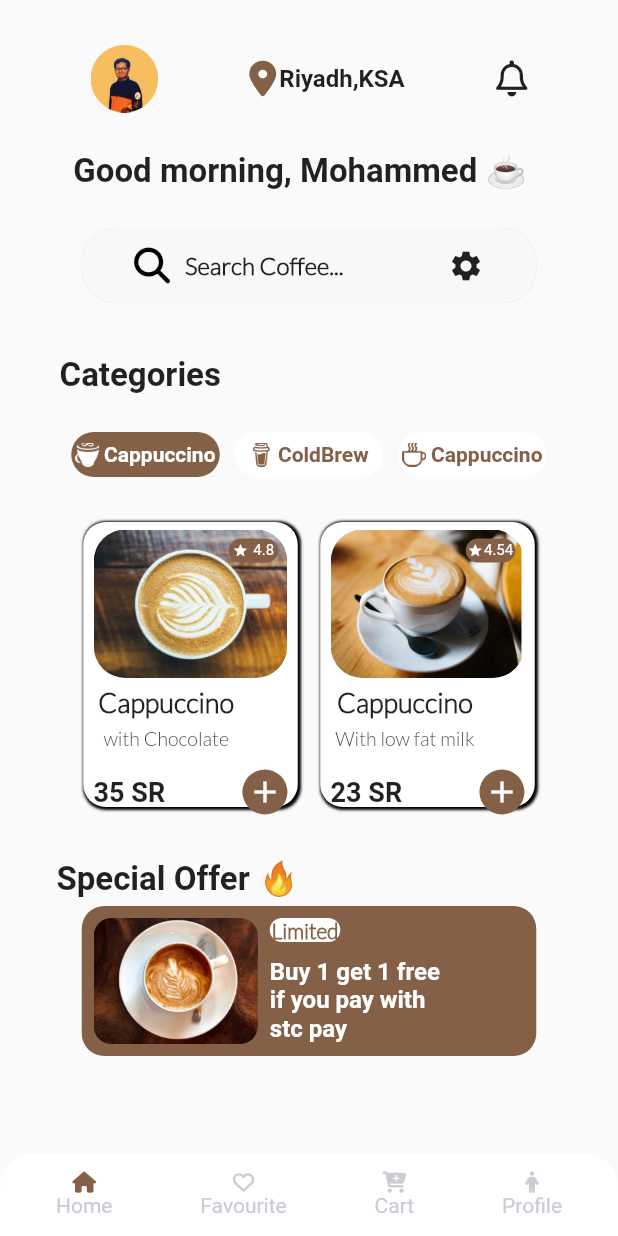
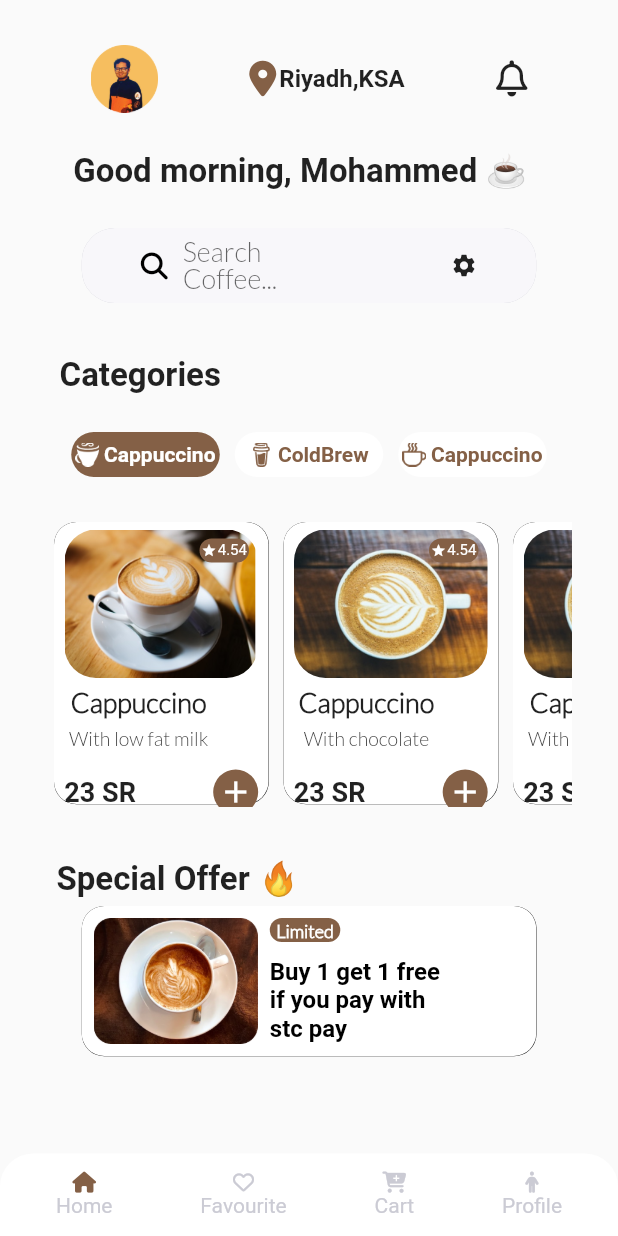
Before and after one commit to Abuqami/CoffeeApp, a Flutter app: the Home screen opened directly, on a phone screen of 412 x 824 dp. Run offline on Flutter 3.47's test engine with Material 2 defaults, Android fonts, the phone set to English and light mode, and no system bars; our stand-ins replace font_awesome_flutter, get; Roboto replaces fonts that are missing (Lato-Bold, Latu).

Commit message:
just to backup

```diff
--- /dev/null
+++ b/lib/Experi.dart
@@ -0,0 +1,27 @@
+import 'package:flutter/material.dart';
+
+
+
+
+class exper extends StatelessWidget {
+  const exper({Key? key}) : super(key: key);
+
+  @override
+  Widget build(BuildContext context) {
+    return Scaffold(
+
+      body: Center(
+        child: TextField(
+          style: TextStyle(fontSize: 18,fontFamily: 'Lato',),
+          decoration: InputDecoration(
+            border: InputBorder.none,
+            floatingLabelBehavior: FloatingLabelBehavior.never,
+            disabledBorder: InputBorder.none,
+            filled: false,
+            label: Text("Search Coffee...",style: TextStyle(fontSize: 18),),
+          ),
+        ),
+      ),
+    );
+  }
+}
--- a/lib/Home.dart
+++ b/lib/Home.dart
@@ -20,6 +20,7 @@ class _HomeState extends State<Home> {
   bool expresso = false;
   Widget build(BuildContext context) {
     return Scaffold(
+      resizeToAvoidBottomInset: false,
       bottomNavigationBar: Container(
         height: 55,
         decoration: BoxDecoration(
@@ -169,7 +170,8 @@ class _HomeState extends State<Home> {
                         BoxShadow(
                           color: Color(0xFFCBCBD4),
                         ),
-                        ]),
+                      ],
+                    ),
                     child: Row(
                       mainAxisAlignment: MainAxisAlignment.spaceAround,
                       children: [
@@ -178,20 +180,29 @@ class _HomeState extends State<Home> {
                             FaIcon(
                               FontAwesomeIcons.search,
                               color: Colors.black,
+                              size: 18,
                             ),
                             SizedBox(
                               width: 10,
                             ),
-                            Text(
-                              'Search Coffee...',
-                              style: TextStyle(
-                                  fontFamily: 'Lato',
-                                  fontWeight: FontWeight.bold,
-                                  fontSize: 16),
+
+                            Container(
+                              width: 100,
+                              height: 35,
+                              child: TextField(
+                                style: TextStyle(fontSize: 18,fontFamily: 'Lato',),
+                                decoration: InputDecoration(
+                                  border: InputBorder.none,
+                                  floatingLabelBehavior: FloatingLabelBehavior.never,
+                                  disabledBorder: InputBorder.none,
+                                  filled: false,
+                                  label: Text("Search Coffee...",style: TextStyle(fontSize: 18),),
+                                ),
+                              ),
                             ),
                           ],
                         ),
-                        Icon(Icons.settings),
+                        Icon(Icons.settings,size: 18,),
                       ],
                     ),
                   ),
@@ -225,12 +236,11 @@ class _HomeState extends State<Home> {
                             capp == false ? Color(0xFF846046) : Colors.white,
                         ontap: () {
                           setState(() {
-                            if(coldBrew == true || expresso == true){
-                              coldBrew=false;
+                            if (coldBrew == true || expresso == true) {
+                              coldBrew = false;
                               expresso = false;
-                              capp=true;
+                              capp = true;
                             }
-
                           });
                         },
                       ),
@@ -240,19 +250,21 @@ class _HomeState extends State<Home> {
                       Coffee_Category(
                         categoryImage: 'coldbrew.png',
                         CategoryName: 'ColdBrew',
-                        containerColor: coldBrew == true? Color(0xFF846046) : Colors.white,
-                        textColor: coldBrew == true? Colors.white:Color(0xFF846046),
-                        ImageColor: coldBrew == true? Colors.white:Color(0xFF846046),
+                        containerColor:
+                            coldBrew == true ? Color(0xFF846046) : Colors.white,
+                        textColor:
+                            coldBrew == true ? Colors.white : Color(0xFF846046),
+                        ImageColor:
+                            coldBrew == true ? Colors.white : Color(0xFF846046),
                         ontap: () {
                           setState(
                             () {
                               //capp == true? capp=false:coldBrew=true;
-                              if(capp == true || expresso==true){
-                                capp=false;
-                                expresso =false;
-                                coldBrew=true;
+                              if (capp == true || expresso == true) {
+                                capp = false;
+                                expresso = false;
+                                coldBrew = true;
                               }
-
                             },
                           );
                         },
@@ -263,16 +275,18 @@ class _HomeState extends State<Home> {
                       Coffee_Category(
                         categoryImage: 'Espresso.png',
                         CategoryName: 'Cappuccino',
-                        containerColor: expresso == true? Color(0xFF846046):Colors.white,
-                        textColor: expresso == true? Colors.white:Color(0xFF846046),
-                        ImageColor: expresso == true? Colors.white:Color(0xFF846046),
-                        ontap: (){
-                          setState((){
-                            if(capp ==true || coldBrew == true)
-                            {
-                              capp= false;
-                              coldBrew= false;
-                              expresso= true;
+                        containerColor:
+                            expresso == true ? Color(0xFF846046) : Colors.white,
+                        textColor:
+                            expresso == true ? Colors.white : Color(0xFF846046),
+                        ImageColor:
+                            expresso == true ? Colors.white : Color(0xFF846046),
+                        ontap: () {
+                          setState(() {
+                            if (capp == true || coldBrew == true) {
+                              capp = false;
+                              coldBrew = false;
+                              expresso = true;
                             }
                           });
                         },
@@ -282,25 +296,47 @@ class _HomeState extends State<Home> {
                   SizedBox(
                     height: 30,
                   ),
-                  Row(
-                    mainAxisAlignment: MainAxisAlignment.center,
+                  Center(
+                    child: SizedBox(
+                      height: 190,
+                      width: 350,
+                      child: ListView(
+                        scrollDirection: Axis.horizontal,
+                        padding: EdgeInsets.only(bottom: 2),
                         children: [
-                      CoffeeCard(
-                        cardimagename: 'Cup',
-                        orderdescription: 'with Chocolate',
-                        rate: 4.8,
-                        price: 35,
-                      ),
-                      SizedBox(
-                        width: 15,
-                      ),
                           CoffeeCard(
                             cardimagename: 'Cappuccino2',
                             orderdescription: 'With low fat milk',
                             rate: 4.54,
                             price: 23,
                           ),
+                          CoffeeCard(
+                            cardimagename: 'Cup',
+                            orderdescription: 'With chocolate',
+                            rate: 4.54,
+                            price: 23,
+                          ),
+                          CoffeeCard(
+                            cardimagename: 'Cup',
+                            orderdescription: 'With low fat milk',
+                            rate: 4.54,
+                            price: 23,
+                          ),
+                          CoffeeCard(
+                            cardimagename: 'Cup',
+                            orderdescription: 'With low fat milk',
+                            rate: 4.54,
+                            price: 23,
+                          ),
+                          CoffeeCard(
+                            cardimagename: 'Cup',
+                            orderdescription: 'With low fat milk',
+                            rate: 4.54,
+                            price: 23,
+                          ),
                         ],
+                      ),
+                    ),
                   ),
                   SizedBox(
                     height: 35,
@@ -323,7 +359,17 @@ class _HomeState extends State<Home> {
                     height: 100,
                     decoration: BoxDecoration(
                         borderRadius: BorderRadius.circular(15),
-                        color: Color(0xFF846046)),
+                        color: Colors.white,
+                        boxShadow: [
+                          BoxShadow(
+                            // soften the shadow
+                            spreadRadius: 0.1, //extend the shadow
+                            offset: Offset(
+                              0.1, // Move to right 5  horizontally
+                              0.1, // Move to bottom 5 Vertically
+                            ),
+                          ),
+                        ]),
                     child: Row(
                       children: [
                         Padding(
@@ -340,15 +386,17 @@ class _HomeState extends State<Home> {
                               height: 16,
                               width: 47,
                               decoration: BoxDecoration(
-                                  color: Colors.white,
+                                  color: Color(0xFF846046),
                                   borderRadius: BorderRadius.circular(22)),
                               child: Center(
                                 child: Text(
                                   "Limited",
                                   style: TextStyle(
                                     fontFamily: 'lato',
-                                      color: Color(0xFF846046),
-                                      fontWeight: FontWeight.bold),
+                                    color: Colors.white,
+                                    fontSize: 12,
+                                    fontWeight: FontWeight.bold,
+                                  ),
                                 ),
                               ),
                             ),
@@ -358,7 +406,7 @@ class _HomeState extends State<Home> {
                             Text(
                               "Buy 1 get 1 free\nif you pay with\nstc pay",
                               style: TextStyle(
-                                  color: Colors.white,
+                                  color: Colors.black,
                                   fontWeight: FontWeight.bold,
                                   fontFamily: 'Lato-Bold',
                                   fontSize: 16),
@@ -448,16 +496,17 @@ class CoffeeCard extends StatelessWidget {
     return Container(
       height: 190,
       width: 143,
+      margin: EdgeInsets.symmetric(horizontal: 5),
       decoration: BoxDecoration(
           borderRadius: BorderRadius.circular(15),
           color: Colors.white,
           boxShadow: [
             BoxShadow(
-              blurRadius: 0.8, // soften the shadow
-              spreadRadius: 0.9, //extend the shadow
+              // soften the shadow
+              spreadRadius: 0.1, //extend the shadow
               offset: Offset(
-                0.8, // Move to right 5  horizontally
-                0.8, // Move to bottom 5 Vertically
+                0.1, // Move to right 5  horizontally
+                0.1, // Move to bottom 5 Vertically
               ),
             ),
           ]),
@@ -574,6 +623,9 @@ class CoffeeCard extends StatelessWidget {
               ),
             ],
           ),
+          SizedBox(
+            width: 15,
+          ),
         ],
       ),
     );
--- a/lib/main.dart
+++ b/lib/main.dart
@@ -1,3 +1,4 @@
+import 'package:coffee/Experi.dart';
 import 'package:coffee/Home.dart';
 import 'package:coffee/ToggoleButtons.dart';
 import 'package:flutter/material.dart';
@@ -18,7 +19,7 @@ class MyApp extends StatelessWidget {
   Widget build(BuildContext context) {
     return GetMaterialApp(
       debugShowCheckedModeBanner: false,
-      home: Landing_Page(),
+      home: Home(),
     );
   }
 }
```
Lines whose indentation alone changed are shown as unchanged.
